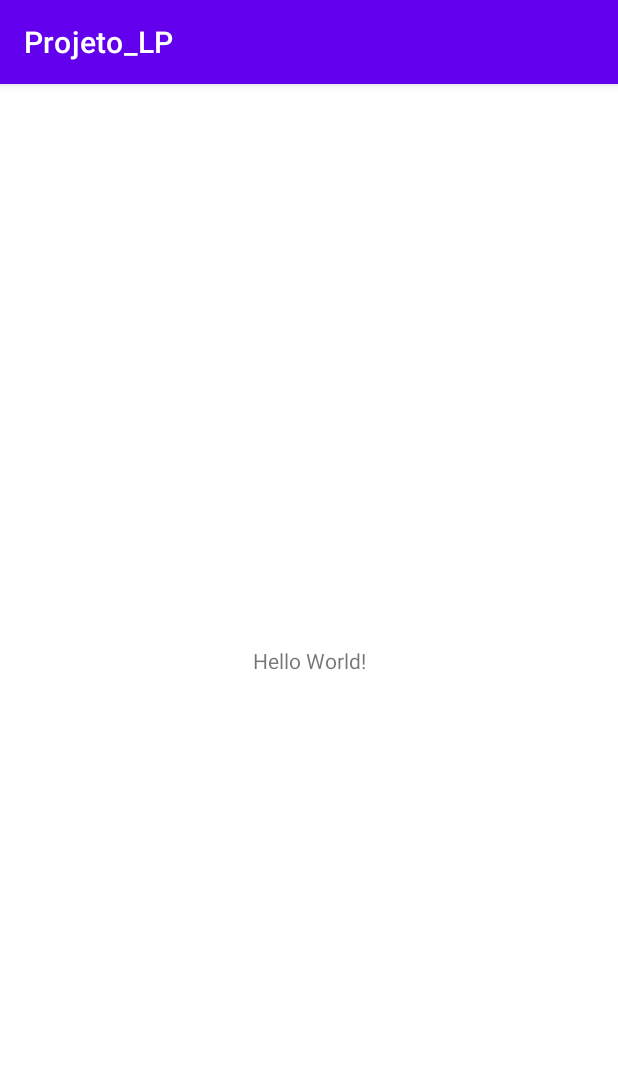
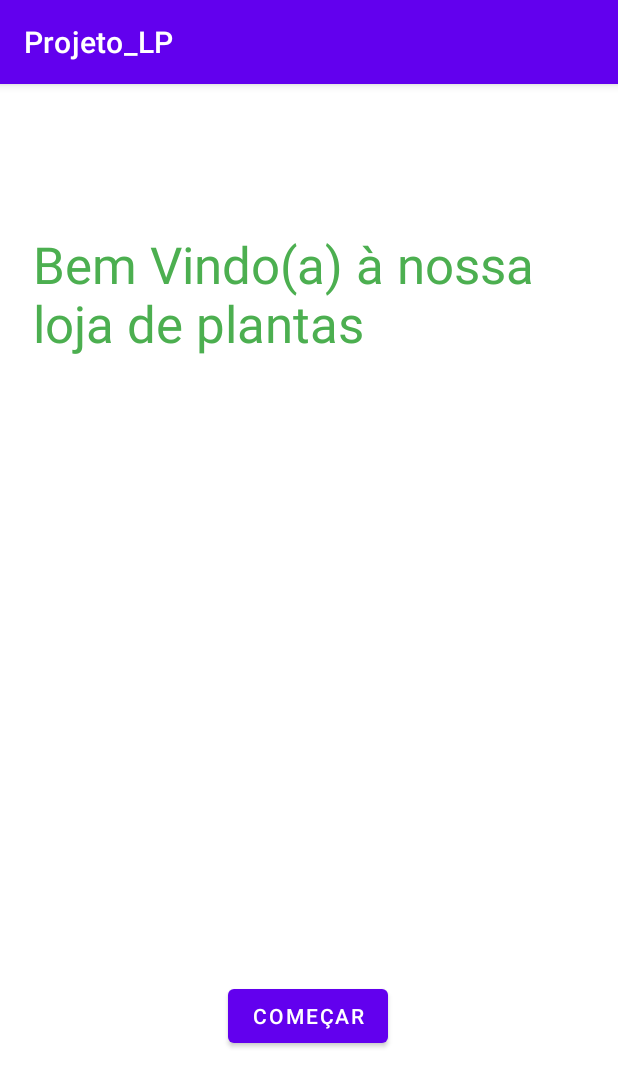
Before and after one commit to JoseGuides/Projeto_LP, an Android app: the screen it shows after launch (MainActivity before the commit, Inicio_tela1 after it), on a phone screen of 412 x 824 dp. Shown: the top 1087 px of the screen. Run offline under Robolectric (Android 15) with nearby library versions, the phone set to English and light mode, and no system bars.

```diff
--- a/app/src/main/AndroidManifest.xml
+++ b/app/src/main/AndroidManifest.xml
@@ -12,7 +12,7 @@
         android:theme="@style/Theme.Projeto_LP"
         tools:targetApi="31">
         <activity
-            android:name=".MainActivity"
+            android:name=".Inicio_tela1"
             android:exported="true">
             <intent-filter>
                 <action android:name="android.intent.action.MAIN" />
--- a/app/src/main/java/com/example/projeto_lp/MainActivity.java
+++ b/app/src/main/java/com/example/projeto_lp/Inicio_tela1.java
@@ -4,7 +4,7 @@ import androidx.appcompat.app.AppCompatActivity;
 
 import android.os.Bundle;
 
-public class MainActivity extends AppCompatActivity {
+public class Inicio_tela1 extends AppCompatActivity {
 
     @Override
     protected void onCreate(Bundle savedInstanceState) {
--- a/app/src/main/res/layout/activity_main.xml
+++ b/app/src/main/res/layout/activity_main.xml
@@ -4,15 +4,31 @@
     xmlns:tools="http://schemas.android.com/tools"
     android:layout_width="match_parent"
     android:layout_height="match_parent"
-    tools:context=".MainActivity">
+    tools:context=".Inicio_tela1">
 
     <TextView
-        android:layout_width="wrap_content"
-        android:layout_height="wrap_content"
-        android:text="Hello World!"
+        android:id="@+id/txtBemVindo"
+        android:layout_width="368dp"
+        android:layout_height="152dp"
+        android:text="Bem Vindo(a) à nossa loja de plantas"
+        android:textColor="#4CAF50"
+        android:textSize="34sp"
         app:layout_constraintBottom_toBottomOf="parent"
         app:layout_constraintEnd_toEndOf="parent"
         app:layout_constraintStart_toStartOf="parent"
-        app:layout_constraintTop_toTopOf="parent" />
+        app:layout_constraintTop_toTopOf="parent"
+        app:layout_constraintVertical_bias="0.158" />
+
+    <Button
+        android:id="@+id/btnCome"
+        android:layout_width="wrap_content"
+        android:layout_height="wrap_content"
+        android:text="Começar"
+        app:layout_constraintBottom_toBottomOf="parent"
+        app:layout_constraintEnd_toEndOf="parent"
+        app:layout_constraintHorizontal_bias="0.498"
+        app:layout_constraintStart_toStartOf="parent"
+        app:layout_constraintTop_toBottomOf="@+id/txtBemVindo"
+        app:layout_constraintVertical_bias="0.74" />
 
 </androidx.constraintlayout.widget.ConstraintLayout>
```
